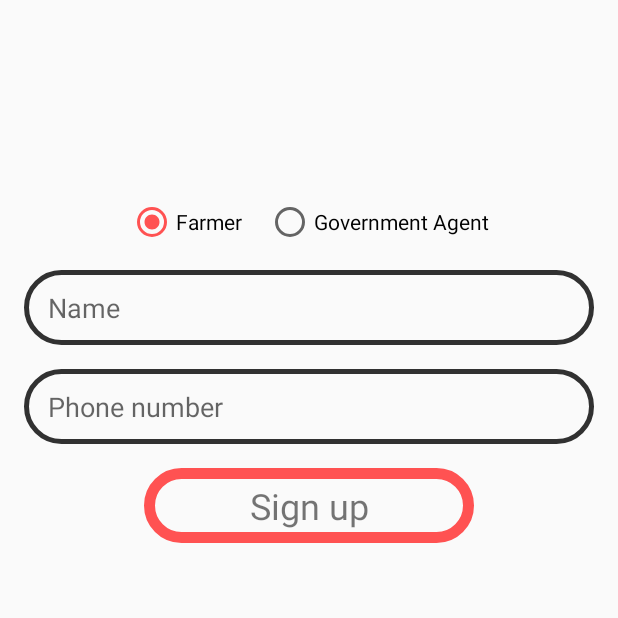
After one commit to biruk741/NoFAW, an Android app: the SignUpActivity screen opened directly, with no data from a screen before it, on a phone screen of 412 x 824 dp, the top half of it. The commit adds this screen. Run offline under Robolectric (Android 15) with nearby library versions, the phone set to English and light mode, and no system bars; 1 statement that could not run was skipped.

Commit message:
Added login activity

```diff
--- a/app/src/main/AndroidManifest.xml
+++ b/app/src/main/AndroidManifest.xml
@@ -16,6 +16,7 @@
                 <category android:name="android.intent.category.LAUNCHER" />
             </intent-filter>
         </activity>
+        <activity android:name=".SignUpActivity" android:theme="@style/notool"></activity>
     </application>
 
 </manifest>
--- /dev/null
+++ b/app/src/main/java/com/innov8/nofaw/SignUpActivity.java
@@ -0,0 +1,14 @@
+package com.innov8.nofaw;
+
+import android.support.v7.app.AppCompatActivity;
+import android.os.Bundle;
+
+public class SignUpActivity extends AppCompatActivity {
+
+    @Override
+    protected void onCreate(Bundle savedInstanceState) {
+        super.onCreate(savedInstanceState);
+        setContentView(R.layout.activity_sign_up);
+
+    }
+}
--- /dev/null
+++ b/app/src/main/res/drawable/button.xml
@@ -0,0 +1,10 @@
+<?xml version="1.0" encoding="utf-8"?>
+<shape xmlns:android="http://schemas.android.com/apk/res/android" >
+    <stroke android:width="7dp"
+        android:color="@color/colorAccent" />
+
+    <corners android:radius="325dp" />
+
+    <!--<solid-->
+    <!--android:color="#dbffffff"/>-->
+</shape>
--- /dev/null
+++ b/app/src/main/res/drawable/eddit.xml
@@ -0,0 +1,10 @@
+<?xml version="1.0" encoding="utf-8"?>
+<shape xmlns:android="http://schemas.android.com/apk/res/android" >
+    <stroke android:width="3dp"
+    android:color="#313131" />
+
+    <corners android:radius="325dp" />
+
+    <!--<solid-->
+        <!--android:color="#dbffffff"/>-->
+</shape>
--- a/app/src/main/res/layout/activity_main.xml
+++ b/app/src/main/res/layout/activity_main.xml
@@ -58,7 +58,7 @@
                 android:layout_weight="1"
                 android:gravity="center_vertical"
                 android:paddingLeft="16dp"
-                android:text="Identify"
+                android:text="Identification"
                 android:textColor="#313131"
                 android:textSize="24sp" />
         </LinearLayout>
--- /dev/null
+++ b/app/src/main/res/layout/activity_sign_up.xml
@@ -0,0 +1,85 @@
+<?xml version="1.0" encoding="utf-8"?>
+<LinearLayout xmlns:android="http://schemas.android.com/apk/res/android"
+    xmlns:app="http://schemas.android.com/apk/res-auto"
+    xmlns:tools="http://schemas.android.com/tools"
+    android:layout_width="match_parent"
+    android:layout_height="match_parent"
+    android:orientation="vertical"
+    android:layout_margin="16dp"
+    tools:context="com.innov8.nofaw.SignUpActivity">
+
+
+    <ImageView
+        android:layout_width="match_parent"
+        android:layout_height="100dp" />
+    <RadioGroup
+        android:orientation="horizontal"
+        android:layout_width="match_parent"
+        android:gravity="center"
+        android:layout_marginTop="16dp"
+        android:layout_height="wrap_content">
+
+        <RadioButton
+            android:text="Farmer"
+            android:checked="true"
+            android:layout_width="wrap_content"
+            android:paddingRight="16dp"
+            android:layout_height="wrap_content" />
+        <RadioButton
+            android:text="Government Agent"
+            android:layout_width="wrap_content"
+            android:layout_height="wrap_content" />
+    </RadioGroup>
+    <LinearLayout
+        android:id="@+id/farmer"
+        android:orientation="vertical"
+        android:layout_width="match_parent"
+        android:layout_height="wrap_content">
+        <EditText
+            android:layout_width="match_parent"
+            android:hint="@string/name"
+            android:paddingLeft="16dp"
+            android:layout_marginTop="16dp"
+            android:background="@drawable/eddit"
+            android:layout_height="50dp" />
+        <EditText
+            android:layout_width="match_parent"
+            android:hint="@string/phone_number"
+            android:paddingLeft="16dp"
+            android:layout_marginTop="16dp"
+            android:background="@drawable/eddit"
+            android:layout_height="50dp" />
+    </LinearLayout>
+    <LinearLayout
+        android:id="@+id/govt_agent"
+        android:orientation="vertical"
+        android:visibility="gone"
+        android:layout_width="match_parent"
+        android:layout_height="wrap_content">
+        <EditText
+            android:layout_width="match_parent"
+            android:hint="@string/name"
+            android:paddingLeft="16dp"
+            android:layout_marginTop="16dp"
+            android:background="@drawable/eddit"
+            android:layout_height="50dp" />
+        <EditText
+            android:layout_width="match_parent"
+            android:hint="@string/phone_number"
+            android:paddingLeft="16dp"
+            android:layout_marginTop="16dp"
+            android:background="@drawable/eddit"
+            android:layout_height="50dp" />
+    </LinearLayout>
+
+    <com.innov8.memeit.CustomClasses.FontTextView
+        android:layout_marginLeft="80dp"
+        android:layout_marginRight="80dp"
+        android:layout_marginTop="16dp"
+        android:gravity="center"
+        android:text="@string/sign_up"
+        android:textSize="24sp"
+        android:background="@drawable/button"
+        android:layout_width="match_parent"
+        android:layout_height="50dp" />
+</LinearLayout>
--- a/app/src/main/res/values/strings.xml
+++ b/app/src/main/res/values/strings.xml
@@ -1,3 +1,6 @@
 <resources>
     <string name="app_name">NoFAW</string>
+    <string name="name">Name</string>
+    <string name="sign_up">Sign up</string>
+    <string name="phone_number">Phone number</string>
 </resources>
--- a/app/src/main/res/values/styles.xml
+++ b/app/src/main/res/values/styles.xml
@@ -7,5 +7,11 @@
         <item name="colorPrimaryDark">@color/colorPrimaryDark</item>
         <item name="colorAccent">@color/colorAccent</item>
     </style>
+    <style name="notool" parent="Theme.AppCompat.Light.NoActionBar">
+        <!-- Customize your theme here. -->
+        <item name="colorPrimary">@color/colorPrimary</item>
+        <item name="colorPrimaryDark">@color/colorPrimaryDark</item>
+        <item name="colorAccent">@color/colorAccent</item>
+    </style>
 
 </resources>
```
